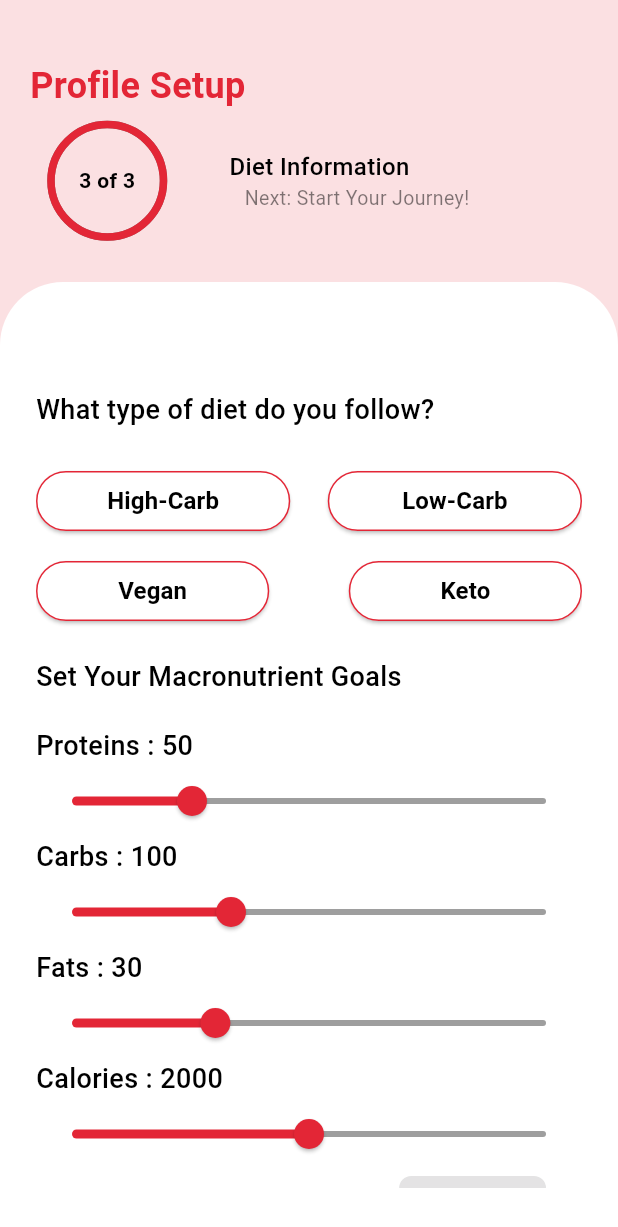
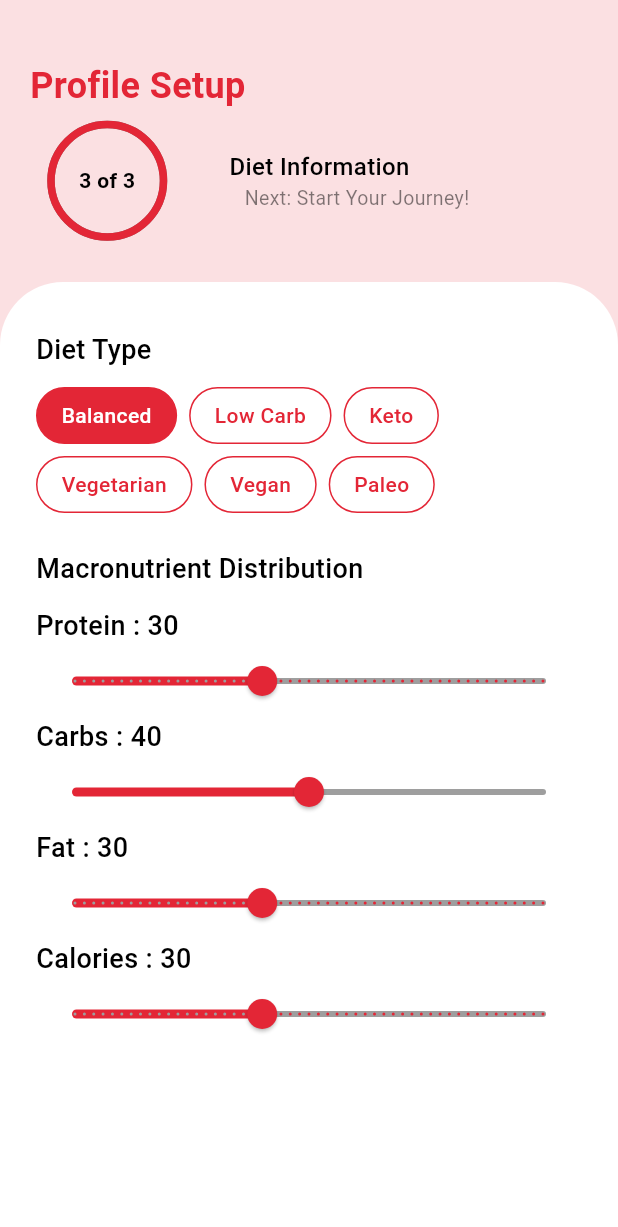
Before and after one commit to TechnoTitans-FitFat/FitFat-Flutter, a Flutter app: the InputMyDietView screen opened directly, on a phone screen of 412 x 824 dp. Shown: the top 1227 px of the screen. Run offline on Flutter 3.47's test engine with Material 3 defaults, Android fonts, the phone set to English and light mode, and no system bars; drawn by our look-alikes of percent_indicator; our stand-ins replace device_preview, dio, equatable, flutter_bloc, flutter_svg, font_awesome_flutter and 6 more; accounts and stored records are empty; network calls fail.

Commit message:
Add diet preferences and macronutrient management to InputMyDietViewBody

```diff
--- a/lib/features/registration_details/presentation/widgets/input_my_diet_view_body.dart
+++ b/lib/features/registration_details/presentation/widgets/input_my_diet_view_body.dart
@@ -1,7 +1,8 @@
 import 'package:fitfat/core/constants/light_colors.dart';
-import 'package:fitfat/features/registration_details/presentation/widgets/buttons.dart';
+import 'package:fitfat/features/registration_details/presentation/widgets/buttons.dart'
+    show CustomButton;
+
 import 'package:fitfat/features/registration_details/presentation/widgets/custom_slider.dart';
-import 'package:fitfat/features/registration_details/presentation/widgets/next_button.dart';
 import 'package:flutter/material.dart';
 import 'package:google_fonts/google_fonts.dart';
 
@@ -13,13 +14,64 @@ class InputMyDietViewBody extends StatefulWidget {
 }
 
 class _InputMyDietViewBodyState extends State<InputMyDietViewBody> {
-  double proteins = 50;
+  // Diet preferences state
+  final List<String> _dietTypes = [
+    'Balanced',
+    'Low Carb',
+    'Keto',
+    'Vegetarian',
+    'Vegan',
+    'Paleo'
+  ];
+  String _selectedDietType = 'Balanced';
 
-  double carbs = 100;
+  // Macronutrient values
+  double _proteinPercentage = 30;
+  double _carbsPercentage = 40;
+  double _fatPercentage = 30;
 
-  double fats = 30;
+  // Meal frequency
+  double _mealsPerDay = 3;
 
-  double calories = 2000;
+  // Calorie goal
+  double _calorieGoal = 2000;
+
+  // Food preferences
+  final List<String> _foodPreferences = [];
+  final List<String> _availableFoods = [
+    'Chicken',
+    'Beef',
+    'Fish',
+    'Eggs',
+    'Dairy',
+    'Fruits',
+    'Vegetables',
+    'Nuts',
+    'Grains',
+    'Legumes'
+  ];
+
+  void _saveDietInformation() {
+    // Here you would save the diet information to your state management solution
+    // For example, using a provider, bloc, or passing to the next page
+
+    // Example of data to save
+    final Map<String, dynamic> dietInfo = {
+      'dietType': _selectedDietType,
+      'proteinPercentage': _proteinPercentage,
+      'carbsPercentage': _carbsPercentage,
+      'fatPercentage': _fatPercentage,
+      'mealsPerDay': _mealsPerDay.toInt(),
+      'calorieGoal': _calorieGoal.toInt(),
+      'foodPreferences': _foodPreferences,
+    };
+
+    // Print for debugging
+    print('Diet information saved: $dietInfo');
+
+    // Navigate to the next page (journey start)
+    Navigator.of(context).pushNamed('/journey_start');
+  }
 
   @override
   Widget build(BuildContext context) {
@@ -27,119 +79,132 @@ class _InputMyDietViewBodyState extends State<InputMyDietViewBody> {
       child: Column(
         crossAxisAlignment: CrossAxisAlignment.start,
         children: [
-          const SizedBox(
-            height: 40,
-          ),
           Text(
-            'What type of diet do you follow?',
+            "Diet Type",
             style: GoogleFonts.roboto(
               fontSize: 18,
               fontWeight: FontWeight.w500,
               color: AppLightColor.blackColor,
             ),
           ),
-          const SizedBox(
-            height: 24,
+          const SizedBox(height: 12),
+          Wrap(
+            spacing: 8,
+            runSpacing: 8,
+            children: _dietTypes.map((diet) {
+              return GestureDetector(
+                onTap: () {
+                  setState(() {
+                    _selectedDietType = diet;
+                  });
+                },
+                child: Container(
+                  padding:
+                      const EdgeInsets.symmetric(horizontal: 16, vertical: 8),
+                  decoration: BoxDecoration(
+                    color: _selectedDietType == diet
+                        ? AppLightColor.mainColor
+                        : Colors.white,
+                    borderRadius: BorderRadius.circular(20),
+                    border: Border.all(
+                      color: AppLightColor.mainColor,
+                    ),
+                  ),
+                  child: Text(
+                    diet,
+                    style: TextStyle(
+                      color: _selectedDietType == diet
+                          ? Colors.white
+                          : AppLightColor.mainColor,
+                      fontWeight: FontWeight.w500,
+                    ),
+                  ),
+                ),
+              );
+            }).toList(),
           ),
-          Row(
-            children: [
-              CustomButton(
-                borderColor: AppLightColor.mainColor,
-                widget: "High-Carb",
-                widgetColor: AppLightColor.blackColor,
-                background: AppLightColor.whiteColor,
-                onPressed: () {},
-              ),
-              const SizedBox(
-                width: 25,
-              ),
-              CustomButton(
-                borderColor: AppLightColor.mainColor,
-                widget: "Low-Carb",
-                widgetColor: AppLightColor.blackColor,
-                background: AppLightColor.whiteColor,
-                onPressed: () {},
-              ),
-            ],
-          ),
-          const SizedBox(
-            height: 12,
-          ),
-          Row(
-            children: [
-              CustomButton(
-                borderColor: AppLightColor.mainColor,
-                widget: "Vegan",
-                widgetColor: AppLightColor.blackColor,
-                background: AppLightColor.whiteColor,
-                onPressed: () {},
-              ),
-              const SizedBox(
-                width: 53,
-              ),
-              CustomButton(
-                borderColor: AppLightColor.mainColor,
-                widget: "Keto",
-                widgetColor: AppLightColor.blackColor,
-                background: AppLightColor.whiteColor,
-                onPressed: () {},
-              ),
-            ],
-          ),
-          const SizedBox(
-            height: 20,
-          ),
+
+          const SizedBox(height: 24),
+
+          // Macronutrient sliders - ensure they always sum to 100%
           Text(
-            'Set Your Macronutrient Goals',
+            "Macronutrient Distribution",
             style: GoogleFonts.roboto(
               fontSize: 18,
               fontWeight: FontWeight.w500,
               color: AppLightColor.blackColor,
             ),
           ),
-          const SizedBox(
-            height: 20,
-          ),
+          const SizedBox(height: 12),
           CustomSlider(
-            label: 'Proteins',
-            value: proteins,
-            min: 0,
-            max: 200,
+            label: "Protein",
+            value: _proteinPercentage,
+            min: 10,
+            max: 60,
             onChanged: (value) {
-              proteins = value;
+              setState(() {
+                _proteinPercentage = value;
+                // Adjust carbs and fat to maintain 100% total
+                double remaining = 100 - _proteinPercentage;
+                double ratio =
+                    _carbsPercentage / (_carbsPercentage + _fatPercentage);
+                _carbsPercentage = remaining * ratio;
+                _fatPercentage = remaining * (1 - ratio);
+              });
             },
           ),
           CustomSlider(
-            label: 'Carbs',
-            value: carbs,
-            min: 0,
-            max: 300,
+            label: "Carbs",
+            value: _carbsPercentage,
+            min: 10,
+            max: 70,
             onChanged: (value) {
-              carbs = value;
+              setState(() {
+                _carbsPercentage = value;
+                // Adjust protein and fat to maintain 100% total
+                double remaining = 100 - _carbsPercentage;
+                double ratio =
+                    _proteinPercentage / (_proteinPercentage + _fatPercentage);
+                _proteinPercentage = remaining * ratio;
+                _fatPercentage = remaining * (1 - ratio);
+              });
             },
           ),
           CustomSlider(
-            label: 'Fats',
-            value: fats,
-            min: 0,
-            max: 100,
+            label: "Fat",
+            value: _fatPercentage,
+            min: 10,
+            max: 60,
             onChanged: (value) {
-              fats = value;
+              setState(() {
+                _fatPercentage = value;
+                // Adjust protein and carbs to maintain 100% total
+                double remaining = 100 - _fatPercentage;
+                double ratio = _proteinPercentage /
+                    (_proteinPercentage + _carbsPercentage);
+                _proteinPercentage = remaining * ratio;
+                _carbsPercentage = remaining * (1 - ratio);
+              });
             },
           ),
           CustomSlider(
-            label: 'Calories',
-            value: calories,
-            min: 0,
-            max: 4000,
+            label: "Calories",
+            value: _fatPercentage,
+            min: 10,
+            max: 60,
             onChanged: (value) {
-              calories = value;
+              setState(() {
+                _fatPercentage = value;
+                // Adjust protein and carbs to maintain 100% total
+                double remaining = 100 - _fatPercentage;
+                double ratio = _proteinPercentage /
+                    (_proteinPercentage + _carbsPercentage);
+                _proteinPercentage = remaining * ratio;
+                _carbsPercentage = remaining * (1 - ratio);
+              });
             },
           ),
-          const Row(
-            mainAxisAlignment: MainAxisAlignment.end,
-            children: [NextButton()],
-          )
+          const SizedBox(height: 24),
         ],
       ),
     );
```
